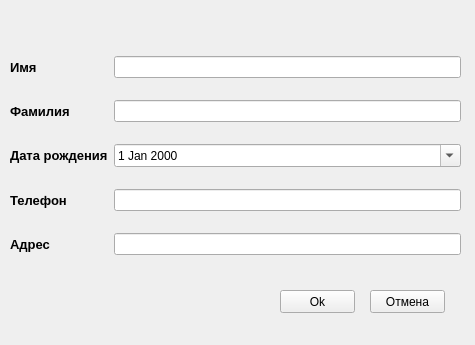
This is qt_practic/005_sql_light/bookedit.ui in Axe1s/qt-practik as Qt 5 draws it before an edit. The edited form follows.
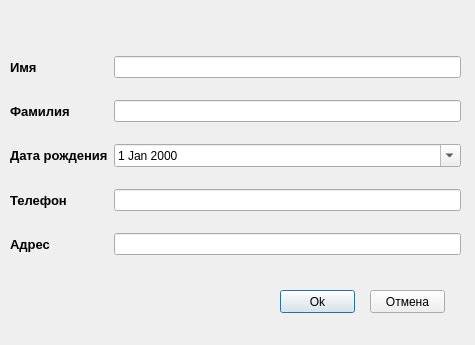
This is the edited form.

Commit message: В справочнике реализовал диалоговое окно для записи в базу данных

```diff
--- a/qt_practic/005_sql_light/bookedit.ui
+++ b/qt_practic/005_sql_light/bookedit.ui
@@ -1,7 +1,10 @@
 <?xml version="1.0" encoding="UTF-8"?>
 <ui version="4.0">
  <class>bookedit</class>
- <widget class="QWidget" name="bookedit">
+ <widget class="QDialog" name="bookedit">
+  <property name="enabled">
+   <bool>true</bool>
+  </property>
   <property name="geometry">
    <rect>
     <x>0</x>
```
Left out of the diff: 19 changed lines with no effect on the pictures. The commit also changes 6 other files.
